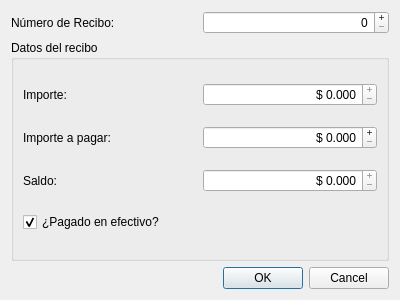
Old version of the form trunk/plugins/HiComp/DPagarReciboBase.ui in the repository chungote/gestotux.
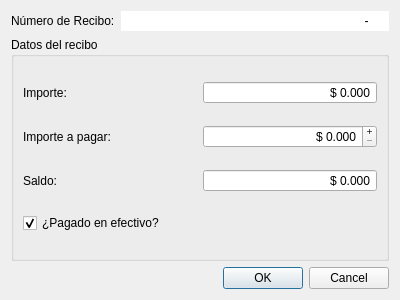
New version of the form.

What changed in the file:
```diff
--- a/trunk/plugins/HiComp/DPagarReciboBase.ui
+++ b/trunk/plugins/HiComp/DPagarReciboBase.ui
@@ -30,19 +30,19 @@
       </widget>
      </item>
      <item>
-      <widget class="QSpinBox" name="SBNumeroRecibo">
-       <property name="sizePolicy">
-        <sizepolicy hsizetype="Minimum" vsizetype="Minimum">
-         <horstretch>0</horstretch>
-         <verstretch>0</verstretch>
-        </sizepolicy>
+      <widget class="QLineEdit" name="LENumeroRecibo">
+       <property name="autoFillBackground">
+        <bool>false</bool>
+       </property>
+       <property name="inputMask">
+        <string>99999-99999; </string>
+       </property>
+       <property name="frame">
+        <bool>false</bool>
        </property>
        <property name="alignment">
         <set>Qt::AlignRight|Qt::AlignTrailing|Qt::AlignVCenter</set>
        </property>
-       <property name="buttonSymbols">
-        <enum>QAbstractSpinBox::PlusMinus</enum>
-       </property>
       </widget>
      </item>
     </layout>
@@ -77,7 +77,7 @@
            <bool>true</bool>
           </property>
           <property name="buttonSymbols">
-           <enum>QAbstractSpinBox::PlusMinus</enum>
+           <enum>QAbstractSpinBox::NoButtons</enum>
           </property>
           <property name="prefix">
            <string>$ </string>
@@ -140,7 +140,7 @@
            <bool>true</bool>
           </property>
           <property name="buttonSymbols">
-           <enum>QAbstractSpinBox::PlusMinus</enum>
+           <enum>QAbstractSpinBox::NoButtons</enum>
           </property>
           <property name="prefix">
            <string>$ </string>
```
Left out of the diff: 4 changed lines with no effect on the pictures.
